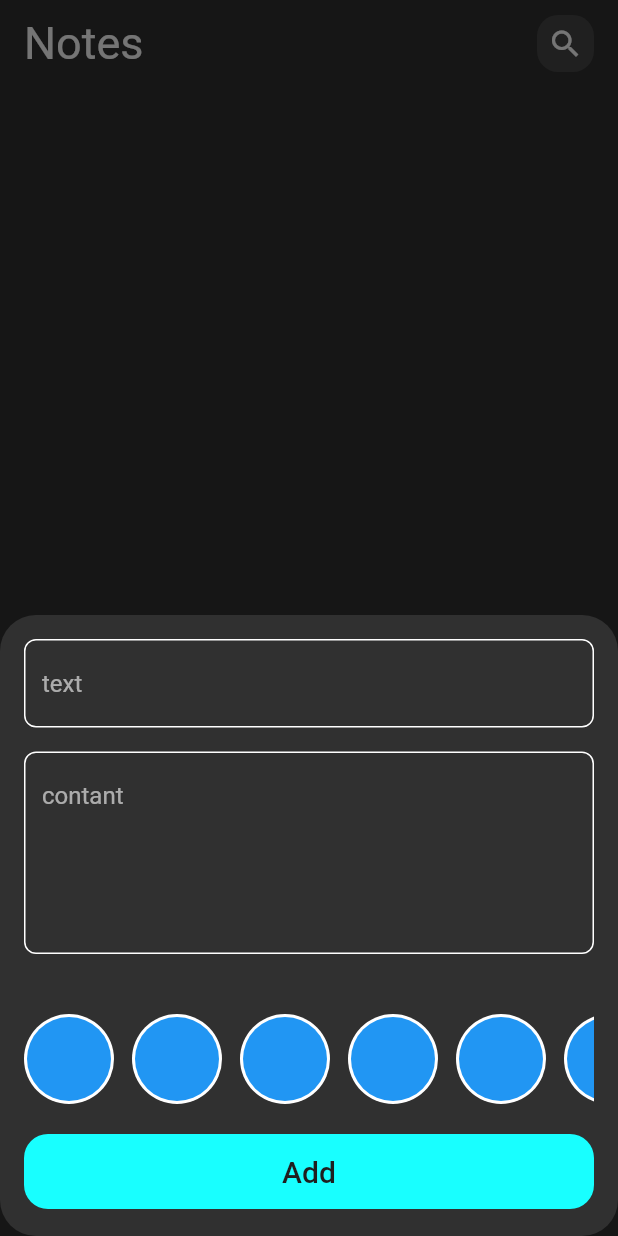
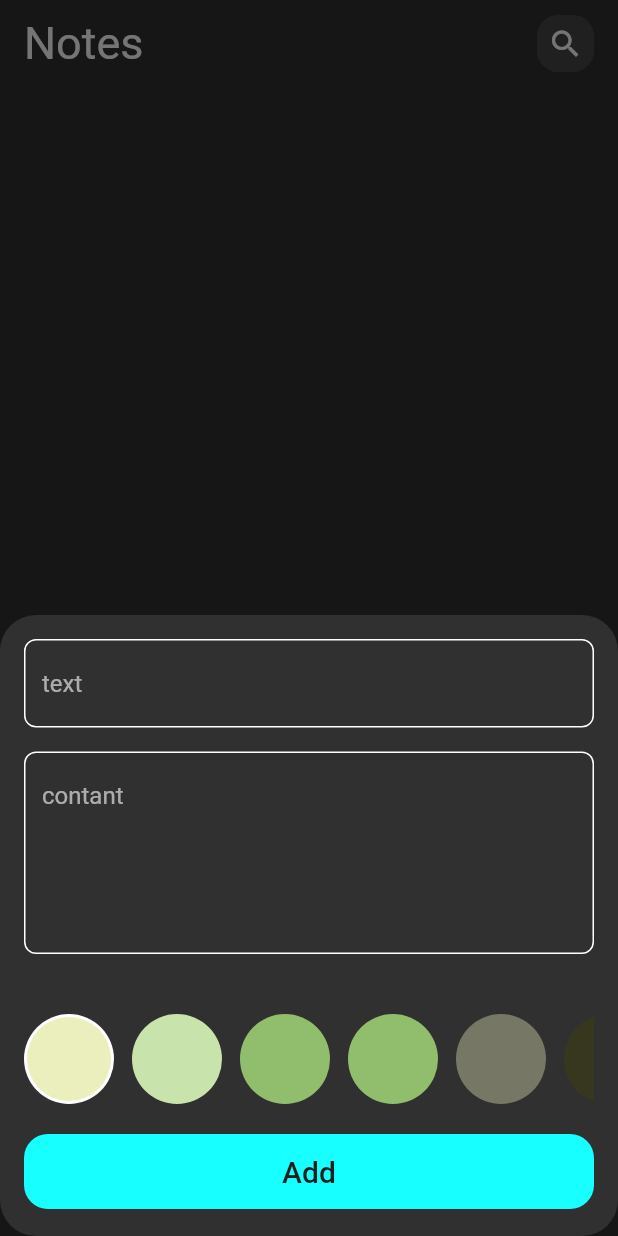
Before and after one commit to ammaraboalrub3/note_app, a Flutter app: the screen it shows after launch, after a tap on the "add" icon, on a phone screen of 412 x 824 dp. Run offline on Flutter 3.47's test engine with Material 2 defaults, Android fonts, the phone set to English and light mode, and no system bars; our stand-ins replace bloc, flutter_bloc, hive, hive_flutter; accounts and stored records are empty.

Commit message:
finish add color to the note body

```diff
--- a/lib/cubit/add_note/add_note_cubit.dart
+++ b/lib/cubit/add_note/add_note_cubit.dart
@@ -1,6 +1,6 @@
 import 'package:bloc/bloc.dart';
+import 'package:flutter/material.dart';
 import 'package:hive/hive.dart';
-import 'package:meta/meta.dart';
 import 'package:note_application/constant.dart';
 import 'package:note_application/model/note_model.dart';
 
@@ -9,7 +9,9 @@ part 'add_note_state.dart';
 class AddNoteCubit extends Cubit<AddNoteState> {
   AddNoteCubit() : super(AddNoteInitial());
 
+  Color color = const Color(0xffEAEFBD);
   addNote(NoteModel note) async {
+    note.color = color.value;
     emit(AddNoteLoading());
     try {
       var notesBox = Hive.box<NoteModel>(noteBox);
--- a/lib/widget/custom_circle_avatar.dart
+++ b/lib/widget/custom_circle_avatar.dart
@@ -3,20 +3,29 @@ import 'package:flutter/material.dart';
 class CustomCircleAvatar extends StatelessWidget {
   const CustomCircleAvatar({
     super.key,
+    required this.isActive,
+    required this.color,
   });
+
+  final bool isActive;
+  final Color color;
 
   @override
   Widget build(BuildContext context) {
-    return const Padding(
-      padding: EdgeInsets.only(right: 12),
-      child: CircleAvatar(
-        radius: 30,
-        backgroundColor: Colors.white,
-        child: CircleAvatar(
-          radius: 28,
-          backgroundColor: Colors.blue,
-        ),
-      ),
-    );
+    return Padding(
+        padding: const EdgeInsets.only(right: 12),
+        child: isActive
+            ? CircleAvatar(
+                radius: 30,
+                backgroundColor: Colors.white,
+                child: CircleAvatar(
+                  radius: 28,
+                  backgroundColor: color,
+                ),
+              )
+            : CircleAvatar(
+                radius: 30,
+                backgroundColor: color,
+              ));
   }
 }
--- a/lib/widget/custom_circle_avatar_builder.dart
+++ b/lib/widget/custom_circle_avatar_builder.dart
@@ -1,10 +1,19 @@
 import 'package:flutter/material.dart';
+import 'package:flutter_bloc/flutter_bloc.dart';
 import 'package:note_application/constant.dart';
+import 'package:note_application/cubit/add_note/add_note_cubit.dart';
 import 'package:note_application/widget/custom_circle_avatar.dart';
 
-class CustomCircleAvatarBuilder extends StatelessWidget {
+class CustomCircleAvatarBuilder extends StatefulWidget {
   const CustomCircleAvatarBuilder({super.key});
 
+  @override
+  State<CustomCircleAvatarBuilder> createState() =>
+      _CustomCircleAvatarBuilderState();
+}
+
+class _CustomCircleAvatarBuilderState extends State<CustomCircleAvatarBuilder> {
+  int currentIndex = 0;
   @override
   Widget build(BuildContext context) {
     return SizedBox(
@@ -14,7 +23,18 @@ class CustomCircleAvatarBuilder extends StatelessWidget {
           scrollDirection: Axis.horizontal,
           itemCount: kListcolor.length,
           itemBuilder: (context, index) {
-            return const CustomCircleAvatar();
+            return GestureDetector(
+              onTap: () {
+                currentIndex = index;
+                BlocProvider.of<AddNoteCubit>(context).color =
+                    kListcolor[index];
+                setState(() {});
+              },
+              child: CustomCircleAvatar(
+                color: kListcolor[index],
+                isActive: currentIndex == index,
+              ),
+            );
           }),
     );
   }
--- a/lib/widget/custom_sheet_items.dart
+++ b/lib/widget/custom_sheet_items.dart
@@ -65,7 +65,7 @@ class _CustomSheetItemsState extends State<CustomSheetItems> {
                           title: title!,
                           subTitle: subTitle!,
                           date: formattedDate,
-                          color: Colors.green.value);
+                          color: Colors.yellow.value);
                       BlocProvider.of<AddNoteCubit>(context).addNote(note);
 
                       ScaffoldMessenger.of(context).showSnackBar(
```
